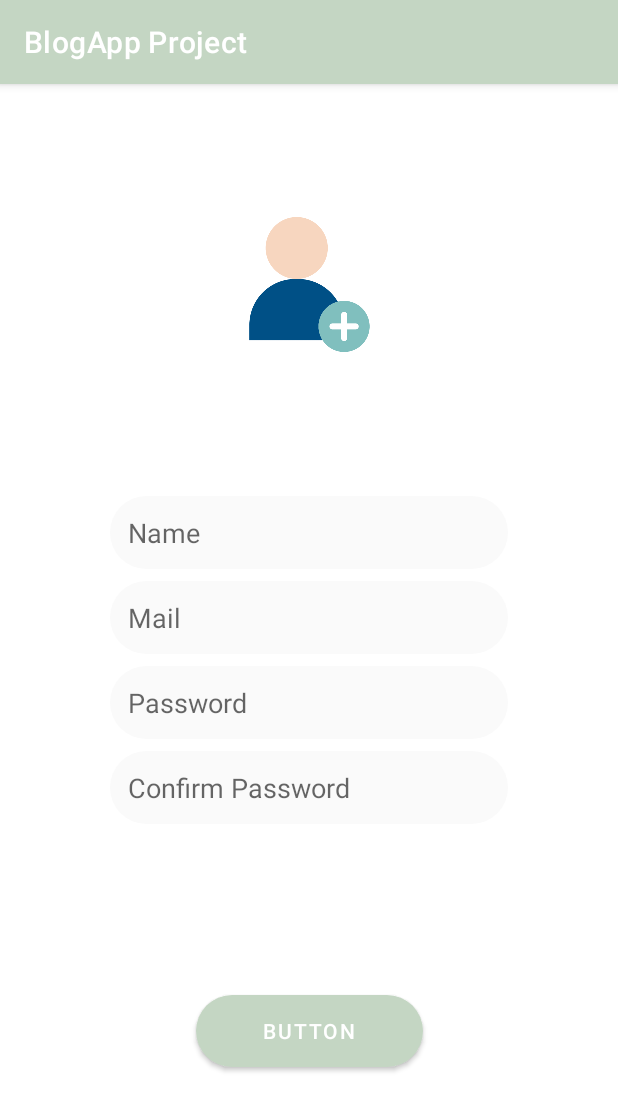
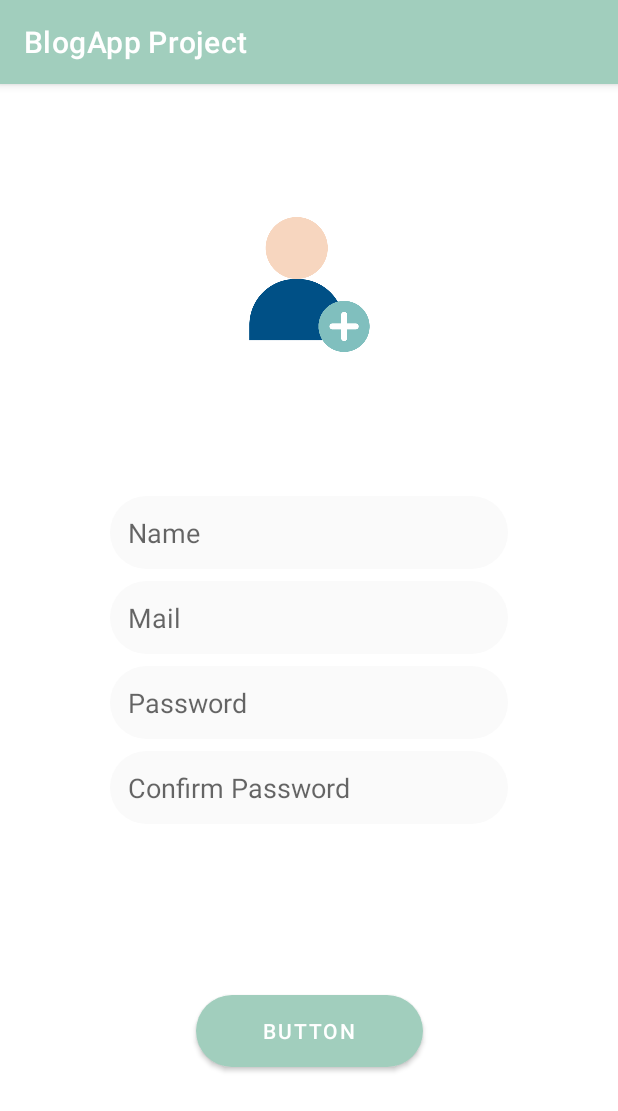
Before and after one commit to creampenne/BlogApp-Project, an Android app: the screen it shows after launch (RegisterActivity), on a phone screen of 412 x 824 dp. Shown: the top 1111 px of the screen. Run offline under Robolectric (Android 15) with nearby library versions, the phone set to English and light mode, and no system bars.

Commit message:
Chang Colors

```diff
--- a/app/src/main/res/values/colors.xml
+++ b/app/src/main/res/values/colors.xml
@@ -1,8 +1,8 @@
 <?xml version="1.0" encoding="utf-8"?>
 <resources>
     <color name="green_200">#CBE4D6</color>
-    <color name="green_500">#C4D6C3</color>
-    <color name="green_700">#B5CEBA</color>
+    <color name="green_500">#A1CEBD</color>
+    <color name="green_700">#7EBCAB</color>
     <color name="teal_200">#A0E8DB</color>
     <color name="teal_700">#26D4B9</color>
     <color name="black">#FF000000</color>
```
